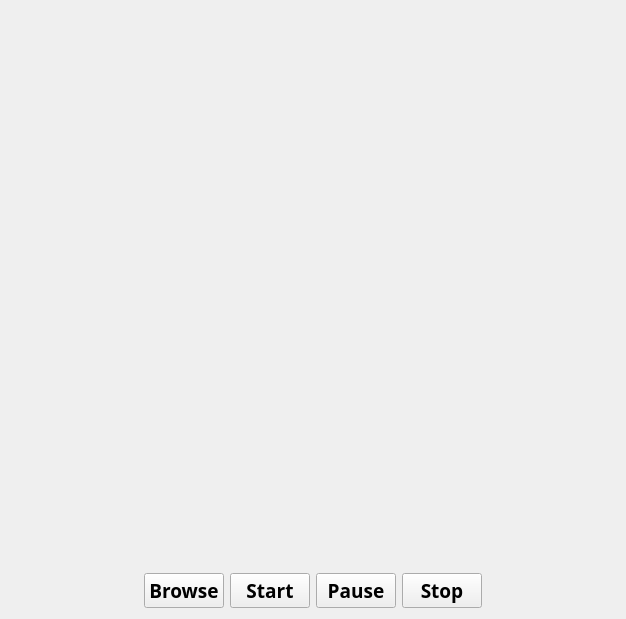
Old version of the form forms/pfwidget.ui in the repository Boazrciasn/RDFramework.
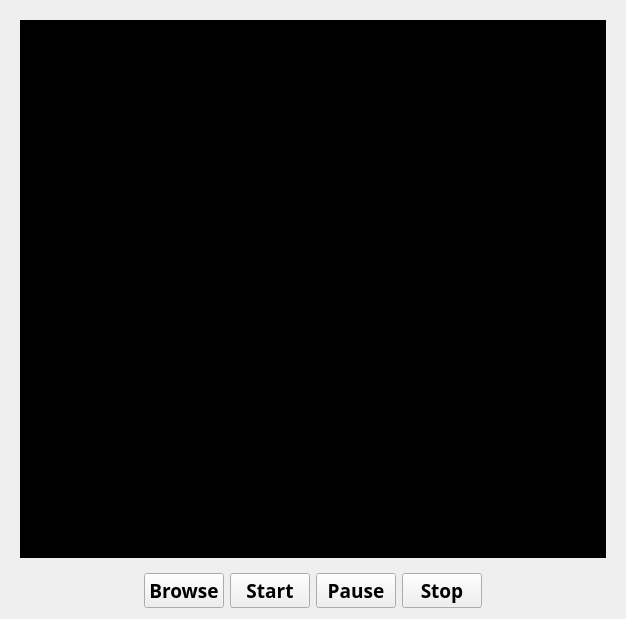
New version of the form.

The edit to the form file:
```diff
--- a/forms/pfwidget.ui
+++ b/forms/pfwidget.ui
@@ -15,7 +15,26 @@
   </property>
   <layout class="QVBoxLayout" name="verticalLayout" stretch="1,0">
    <item>
-    <widget class="QWidget" name="video_widget" native="true"/>
+    <widget class="QWidget" name="video_widget" native="true">
+     <layout class="QHBoxLayout" name="horizontalLayout_2">
+      <item>
+       <widget class="QLabel" name="videoFrameLabel">
+        <property name="autoFillBackground">
+         <bool>false</bool>
+        </property>
+        <property name="styleSheet">
+         <string notr="true">Background-color: #000;</string>
+        </property>
+        <property name="text">
+         <string/>
+        </property>
+        <property name="scaledContents">
+         <bool>true</bool>
+        </property>
+       </widget>
+      </item>
+     </layout>
+    </widget>
    </item>
    <item>
     <layout class="QHBoxLayout" name="horizontalLayout">
```
